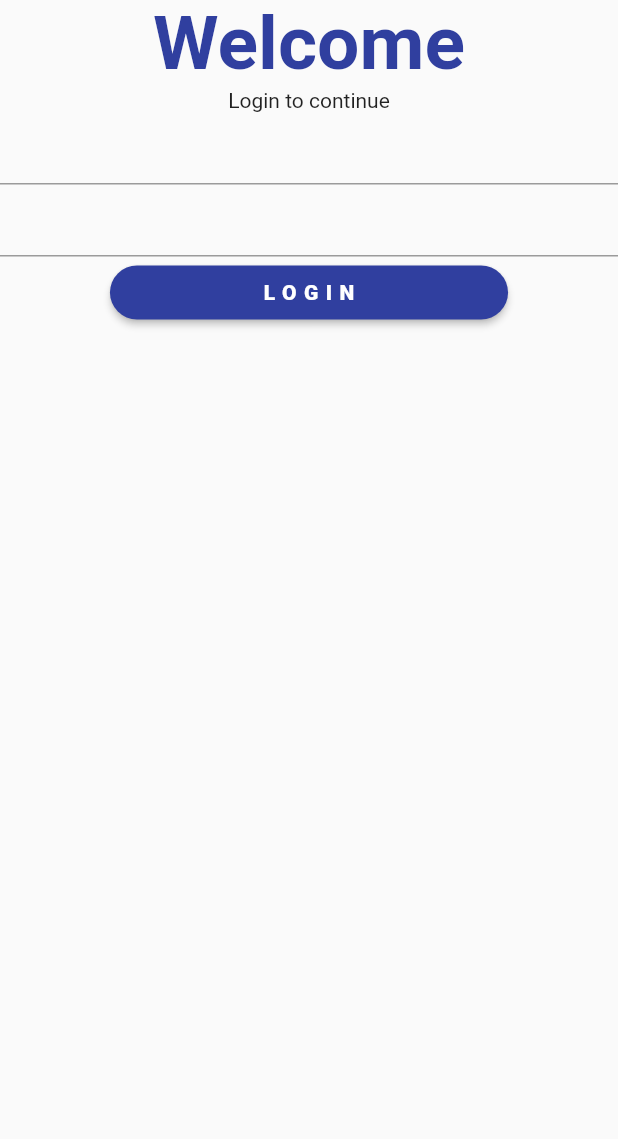
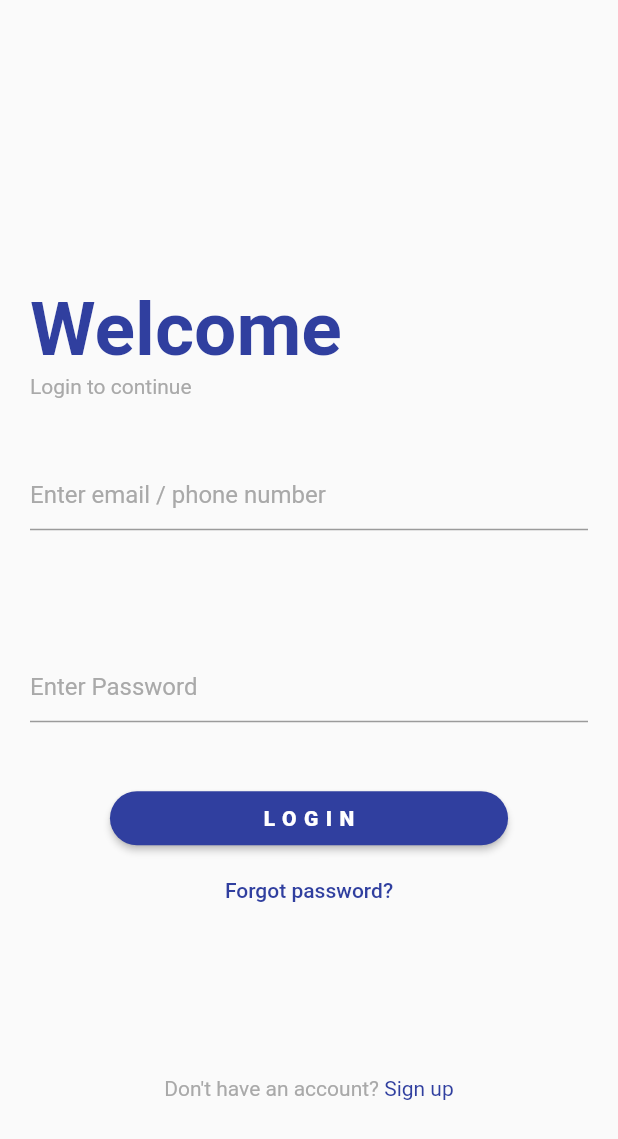
Before and after one commit to MaheshManoharan/thaliparamb_store, a Flutter app: the screen it shows after launch, on a phone screen of 412 x 824 dp. Shown: the top 1139 px of the screen. Run offline on Flutter 3.47's test engine with Material 2 defaults, Android fonts, the phone set to English and light mode, and no system bars.

Commit message:
login page created

```diff
--- a/lib/main.dart
+++ b/lib/main.dart
@@ -1,6 +1,8 @@
 import 'package:flutter/material.dart';
 import 'package:thaliparamb_store_ui/screens/login_page.dart';
 import 'package:thaliparamb_store_ui/screens/welcome_screen.dart';
+
+import 'utils/constants.dart';
 
 void main() {
   runApp(MyApp());
@@ -11,6 +13,7 @@ class MyApp extends StatelessWidget {
   Widget build(BuildContext context) {
     return MaterialApp(
       debugShowCheckedModeBanner: false,
+      theme: ThemeData(hintColor: grey),
       home: LoginPage(),
     );
   }
--- a/lib/screens/login_page.dart
+++ b/lib/screens/login_page.dart
@@ -1,3 +1,4 @@
+import 'package:flutter/gestures.dart';
 import 'package:flutter/material.dart';
 import 'package:thaliparamb_store_ui/utils/constants.dart';
 
@@ -5,7 +6,18 @@ class LoginPage extends StatelessWidget {
   @override
   Widget build(BuildContext context) {
     return Scaffold(
-      body: Column(
+      body: Padding(
+        padding: const EdgeInsets.all(20.0),
+        child: Column(
+          mainAxisAlignment: MainAxisAlignment.center,
+          crossAxisAlignment: CrossAxisAlignment.start,
+          children: [
+            SizedBox(
+              height: 100,
+            ),
+            Column(
+              mainAxisAlignment: MainAxisAlignment.spaceBetween,
+              crossAxisAlignment: CrossAxisAlignment.start,
               children: [
                 Text(
                   "Welcome",
@@ -17,9 +29,36 @@ class LoginPage extends StatelessWidget {
                 ),
                 Text(
                   'Login to continue',
+                  style: TextStyle(color: grey),
                 ),
-          TextField(),
-          TextField(),
+              ],
+            ),
+            Padding(
+              padding: const EdgeInsets.symmetric(vertical: 40.0),
+              child: TextField(
+                textAlign: TextAlign.start,
+                decoration: InputDecoration(
+                  hintText: "Enter email / phone number",
+                  hintStyle: TextStyle(color: grey),
+                ),
+              ),
+            ),
+            Padding(
+              padding: const EdgeInsets.symmetric(vertical: 40.0),
+              child: TextField(
+                textAlign: TextAlign.start,
+                decoration: InputDecoration(
+                  hintText: "Enter Password",
+                  hintStyle: TextStyle(color: grey),
+                ),
+              ),
+            ),
+            Center(
+              child: Column(
+                mainAxisAlignment: MainAxisAlignment.spaceBetween,
+                children: [
+                  Column(
+                    children: [
                       RaisedButton(
                         shape: RoundedRectangleBorder(
                           borderRadius: BorderRadius.circular(30),
@@ -40,7 +79,37 @@ class LoginPage extends StatelessWidget {
                           ),
                         ),
                       ),
+                      FlatButton(
+                        onPressed: () {},
+                        child: Text(
+                          'Forgot password?',
+                          style: TextStyle(color: darkBlue),
+                        ),
+                      ),
                     ],
+                  ),
+                  SizedBox(
+                    height: 100,
+                  ),
+                  RichText(
+                    text: TextSpan(
+                      children: [
+                        TextSpan(
+                          text: "Don't have an account? ",
+                          style: TextStyle(color: grey),
+                        ),
+                        TextSpan(
+                            text: "Sign up",
+                            style: TextStyle(color: darkBlue),
+                            recognizer: TapGestureRecognizer()..onTap = () {}),
+                      ],
+                    ),
+                  )
+                ],
+              ),
+            ),
+          ],
+        ),
       ),
     );
   }
--- /dev/null
+++ b/lib/screens/sign_up_page.dart
@@ -0,0 +1,8 @@
+import 'package:flutter/material.dart';
+
+class SignUpPage extends StatelessWidget {
+  @override
+  Widget build(BuildContext context) {
+    return Container();
+  }
+}
```
Lines whose indentation alone changed are shown as unchanged.
